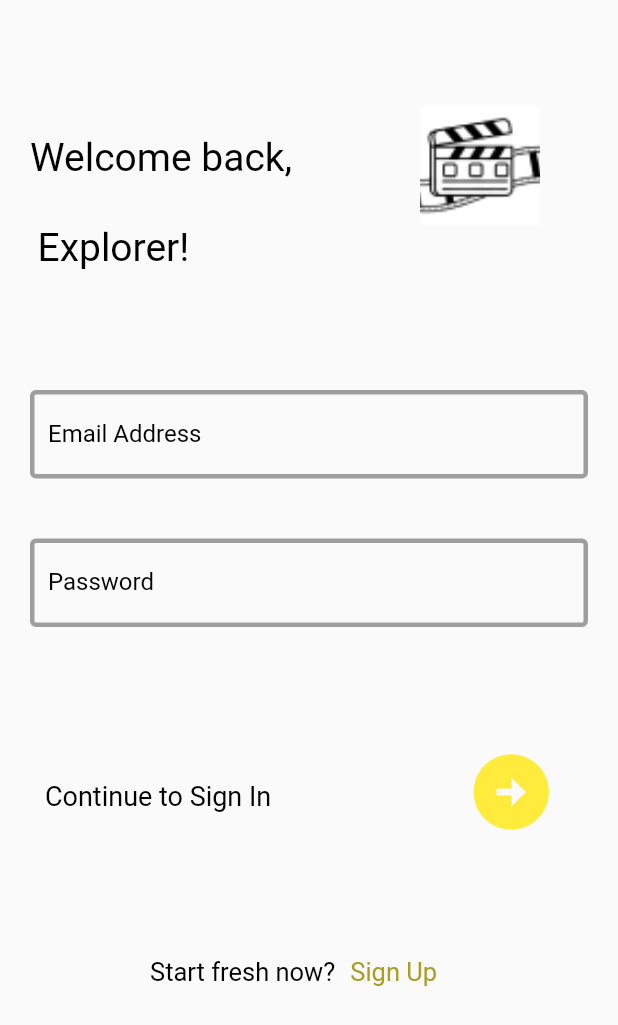
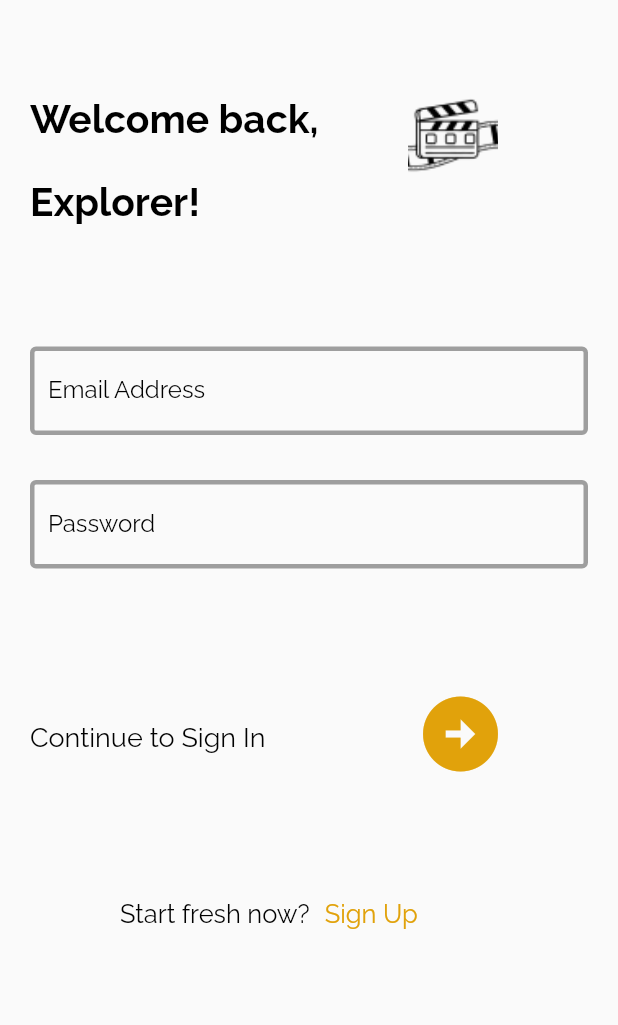
Before and after one commit to Chintialiuw/FlutixApp, a Flutter app: the screen it shows after launch, on a phone screen of 412 x 824 dp. Shown: the top 1025 px of the screen. Run offline on Flutter 3.47's test engine with Material 2 defaults, Android fonts, the phone set to English and light mode, and no system bars; our stand-ins replace firebase_auth, firebase_core, google_fonts, shared_preferences; accounts and stored records are empty.

Commit message:
Update sign_in.dart

```diff
--- a/lib/ui/pages/splash_screen/sign_in.dart
+++ b/lib/ui/pages/splash_screen/sign_in.dart
@@ -4,6 +4,7 @@ import 'package:flutixapp/auth/auth.dart';
 import 'package:flutixapp/ui/pages/splash_screen/confirmation.dart';
 import 'package:flutixapp/ui/pages/splash_screen/sign_up.dart';
 import 'package:flutter/material.dart';
+import 'package:google_fonts/google_fonts.dart';
 
 class signIn extends StatefulWidget {
   const signIn({super.key});
@@ -58,44 +59,40 @@ class _signInState extends State<signIn> {
               Row(
                 children: [
                   Padding(
-                    padding: const EdgeInsets.only(top: 60, left: 20),
+                    padding: const EdgeInsets.only(top: 40, left: 20),
                     child: Text(
                       "Welcome back,",
-                      style: TextStyle(
+                      style: GoogleFonts.raleway(
                           fontSize: 26,
                           color: Colors.black,
+                          fontWeight: FontWeight.bold),
                     ),
                   ),
-                  ),
-                  Padding(
-                    padding: const EdgeInsets.only(top: 70, left: 85),
-                    child: Container(
-                      width: 80,
-                      height: 80,
+                  Container(
+                    margin: EdgeInsets.only(left: 60.0, top: 60.0, right: 20.0),
+                    width: 60,
+                    height: 60,
                     decoration: BoxDecoration(
-                        color: Color.fromARGB(255, 255, 255, 255),
                       image: DecorationImage(
                         image: AssetImage("assets/splash/logo-black.png"),
                         fit: BoxFit.cover,
                       ),
                     ),
                   ),
-                  ),
-                ],
-              ),
                 ],
               ),
               Padding(
-            padding: const EdgeInsets.only(
-              left: 25,
-            ),
+                padding: const EdgeInsets.only(left: 20),
                 child: Text(
                   "Explorer!",
-              style: TextStyle(
+                  style: GoogleFonts.raleway(
                     fontSize: 26,
                     color: Colors.black,
+                    fontWeight: FontWeight.bold
                   ),
                 ),
+              ),
+            ],
           ),
           Padding(
             padding: const EdgeInsets.only(top: 80, left: 20, right: 20),
@@ -112,8 +109,9 @@ class _signInState extends State<signIn> {
                 decoration: InputDecoration(
                   border: OutlineInputBorder(borderSide: BorderSide()),
                   labelText: "Email Address",
-                  labelStyle: TextStyle(color: Colors.black),
+                  labelStyle: GoogleFonts.raleway(color: Colors.black),
                   hintText: "Insert your email address...",
+                  hintStyle: GoogleFonts.raleway(color: Colors.black),
                   enabledBorder: OutlineInputBorder(
                     borderSide: BorderSide(
                       color: Colors.grey,
@@ -122,7 +120,7 @@ class _signInState extends State<signIn> {
                   ),
                   focusedBorder: OutlineInputBorder(
                     borderSide: BorderSide(
-                      color: Color.fromARGB(255, 170, 145, 31),
+                      color: Color(0xFFE1A20B),
                       width: 3,
                     ),
                   ),
@@ -131,7 +129,7 @@ class _signInState extends State<signIn> {
             ),
           ),
           Padding(
-            padding: const EdgeInsets.only(top: 40, left: 20, right: 20),
+            padding: const EdgeInsets.only(top: 30, left: 20, right: 20),
             child: Form(
               child: TextFormField(
                 controller: _ctrlPassword,
@@ -145,8 +143,9 @@ class _signInState extends State<signIn> {
                 decoration: InputDecoration(
                   border: OutlineInputBorder(borderSide: BorderSide()),
                   labelText: "Password",
-                  labelStyle: TextStyle(color: Colors.black),
+                  labelStyle: GoogleFonts.raleway(color: Colors.black),
                   hintText: "*********",
+                  hintStyle: GoogleFonts.raleway(color: Colors.black),
                   enabledBorder: OutlineInputBorder(
                     borderSide: BorderSide(
                       color: Colors.grey,
@@ -155,7 +154,7 @@ class _signInState extends State<signIn> {
                   ),
                   focusedBorder: OutlineInputBorder(
                     borderSide: BorderSide(
-                      color: Color.fromARGB(255, 170, 145, 31),
+                      color: Color(0xFFE1A20B),
                       width: 3,
                     ),
                   ),
@@ -166,10 +165,10 @@ class _signInState extends State<signIn> {
           Row(
             children: [
               Padding(
-                padding: const EdgeInsets.only(top: 85, left: 30),
+                padding: const EdgeInsets.only(top: 85, left: 20),
                 child: Text(
                   "Continue to Sign In",
-                  style: TextStyle(
+                  style: GoogleFonts.raleway(
                     color: Colors.black,
                     fontSize: 18,
                   ),
@@ -187,10 +186,10 @@ class _signInState extends State<signIn> {
                         ),
                       )
                     : Padding(
-                        padding: const EdgeInsets.only(left: 130, top: 80),
+                        padding: const EdgeInsets.only(left: 100, top: 80, right: 20),
                         child: Icon(
                           Icons.arrow_circle_right,
-                          color: Colors.yellow,
+                          color: Color(0xFFE1A20B),
                           size: 60,
                         ),
                       ),
@@ -200,10 +199,10 @@ class _signInState extends State<signIn> {
           Row(
             children: [
               Padding(
-                padding: const EdgeInsets.only(left: 100, top: 80),
+                padding: const EdgeInsets.only(left: 80, top: 80),
                 child: Text(
                   "Start fresh now?",
-                  style: TextStyle(
+                  style: GoogleFonts.raleway(
                     color: Colors.black,
                     fontWeight: FontWeight.w400,
                     fontSize: 17,
@@ -216,11 +215,11 @@ class _signInState extends State<signIn> {
                       .push(MaterialPageRoute(builder: (context) => signUp()));
                 },
                 child: Padding(
-                  padding: const EdgeInsets.only(left: 10, top: 80),
+                  padding: const EdgeInsets.only(left: 10, top: 80, right: 20),
                   child: Text(
                     "Sign Up",
-                    style: TextStyle(
-                      color: Color.fromARGB(255, 171, 158, 37),
+                    style: GoogleFonts.raleway(
+                      color: Color(0xFFE1A20B),
                       fontWeight: FontWeight.w400,
                       fontSize: 17,
                     ),
```
Lines whose indentation alone changed are shown as unchanged.
